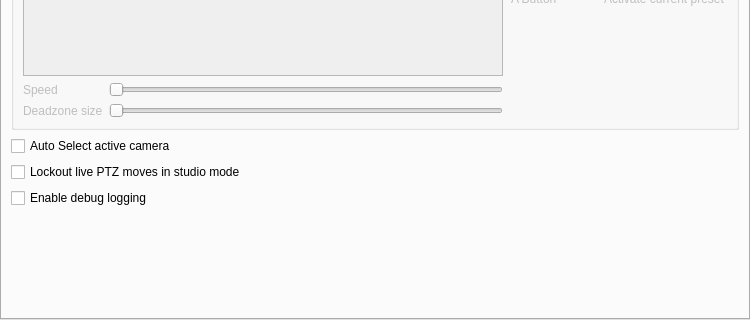
glikely/obs-ptz, file src/settings.ui: the form before one commit; both pictures show x 0 to 750 and y 180 to 500 of the 750 by 500 pixel window.
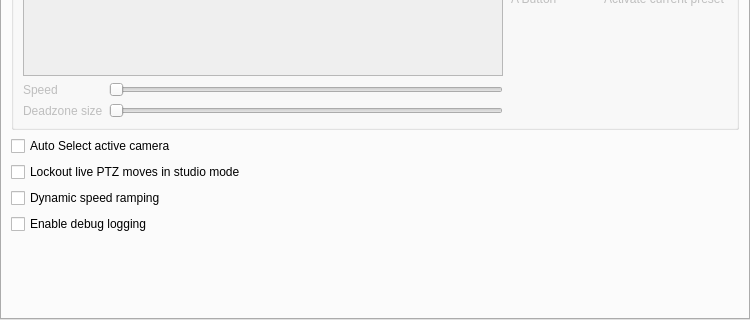
The form after the commit. Custom widgets are drawn as their Qt base class.

Commit message:
Make speed ramp optional
Adds an option to the settings to turn speed ramping off for the
use cases where it doesn't work, or isn't wanted.

Fixes: #200

```diff
--- a/src/settings.ui
+++ b/src/settings.ui
@@ -133,6 +133,16 @@
          </property>
         </widget>
        </item>
+       <item>
+        <widget class="QCheckBox" name="speedRampCheckBox">
+         <property name="toolTip">
+          <string>When dynamics speed ramping is enabled, camera movements will start slowly and gradually get faster for as long as the button is held down. It allows for both precision control and fast moves from the same control</string>
+         </property>
+         <property name="text">
+          <string>Dynamic speed ramping</string>
+         </property>
+        </widget>
+       </item>
        <item>
         <widget class="QCheckBox" name="enableDebugLogCheckBox">
          <property name="text">
```
The commit also changes 3 other files.
